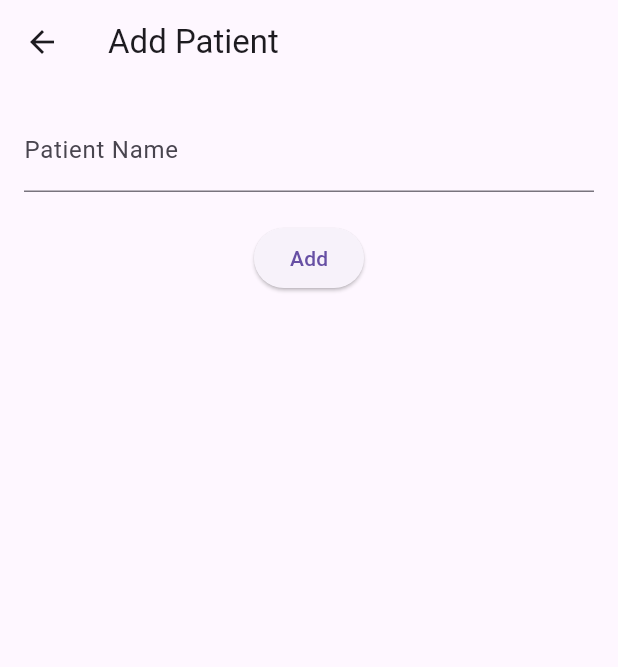
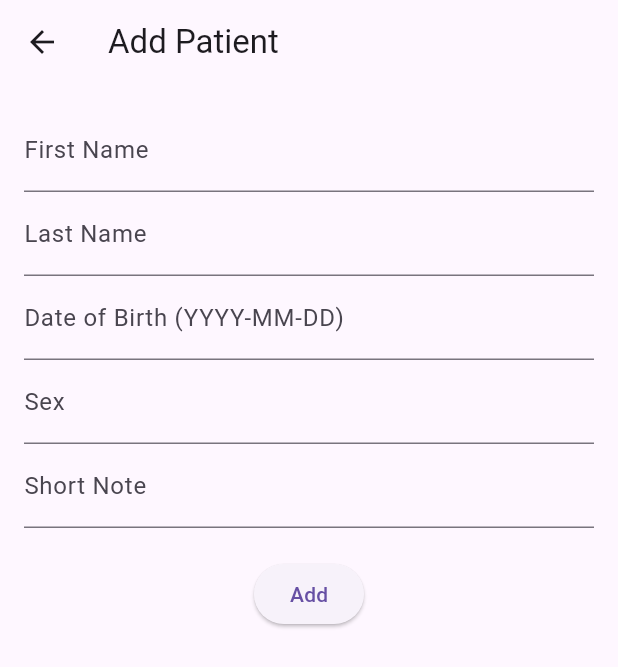
Before and after one commit to dharaneesh71/medical, a Flutter app: the AddPatientPage screen opened directly with empty values, after a tap on "Add", on a phone screen of 412 x 824 dp. Shown: the top 667 px of the screen. Run offline on Flutter 3.47's test engine with Material 3 defaults, Android fonts, the phone set to English and light mode, and no system bars; our stand-ins replace fl_chart; network calls fail.

Commit message:
Fix add patient payload + correct API URL + exclude database

```diff
--- a/frontend/lib/add_patient_page.dart
+++ b/frontend/lib/add_patient_page.dart
@@ -13,28 +13,31 @@ class AddPatientPage extends StatefulWidget {
 }
 
 class _AddPatientPageState extends State<AddPatientPage> {
-  final TextEditingController _controller = TextEditingController();
+  final TextEditingController firstNameController = TextEditingController();
+  final TextEditingController lastNameController = TextEditingController();
+  final TextEditingController dobController = TextEditingController();
+  final TextEditingController sexController = TextEditingController();
+  final TextEditingController noteController = TextEditingController();
 
   Future<void> addPatient() async {
     final response = await http.post(
-      Uri.parse("http://localhost:5000/patients"),
-      headers: {
-        "Content-Type": "application/json",
-        "X-Role": widget.user.role, // ✅ دیگه هاردکد نیست
-      },
-      body: jsonEncode({"name": _controller.text}),
+      Uri.parse("http://127.0.0.1:5000/patients"),
+      headers: {"Content-Type": "application/json", "X-Role": widget.user.role},
+      body: jsonEncode({
+        "first_name": firstNameController.text,
+        "last_name": lastNameController.text,
+        "date_of_birth": dobController.text,
+        "sex": sexController.text,
+        "note": noteController.text,
+      }),
     );
 
     if (response.statusCode == 201) {
-      Navigator.pop(context, true); // ✅ باعث refresh صفحه قبلی میشه
-    } else if (response.statusCode == 403) {
-      ScaffoldMessenger.of(context).showSnackBar(
-        const SnackBar(content: Text("Access restricted for your role.")),
-      );
+      Navigator.pop(context, true);
     } else {
-      ScaffoldMessenger.of(context).showSnackBar(
-        const SnackBar(content: Text("Failed to add patient")),
-      );
+      ScaffoldMessenger.of(
+        context,
+      ).showSnackBar(SnackBar(content: Text("Error: ${response.statusCode}")));
     }
   }
 
@@ -47,14 +50,29 @@ class _AddPatientPageState extends State<AddPatientPage> {
         child: Column(
           children: [
             TextField(
-              controller: _controller,
-              decoration: const InputDecoration(labelText: "Patient Name"),
+              controller: firstNameController,
+              decoration: const InputDecoration(labelText: "First Name"),
+            ),
+            TextField(
+              controller: lastNameController,
+              decoration: const InputDecoration(labelText: "Last Name"),
+            ),
+            TextField(
+              controller: dobController,
+              decoration: const InputDecoration(
+                labelText: "Date of Birth (YYYY-MM-DD)",
+              ),
+            ),
+            TextField(
+              controller: sexController,
+              decoration: const InputDecoration(labelText: "Sex"),
+            ),
+            TextField(
+              controller: noteController,
+              decoration: const InputDecoration(labelText: "Short Note"),
             ),
             const SizedBox(height: 20),
-            ElevatedButton(
-              onPressed: addPatient,
-              child: const Text("Add"),
-            ),
+            ElevatedButton(onPressed: addPatient, child: const Text("Add")),
           ],
         ),
       ),
```
Also changed, not shown: frontend/lib/dashboards/doctor_dashboard.dart (+20 -42 lines), 1 other file.
